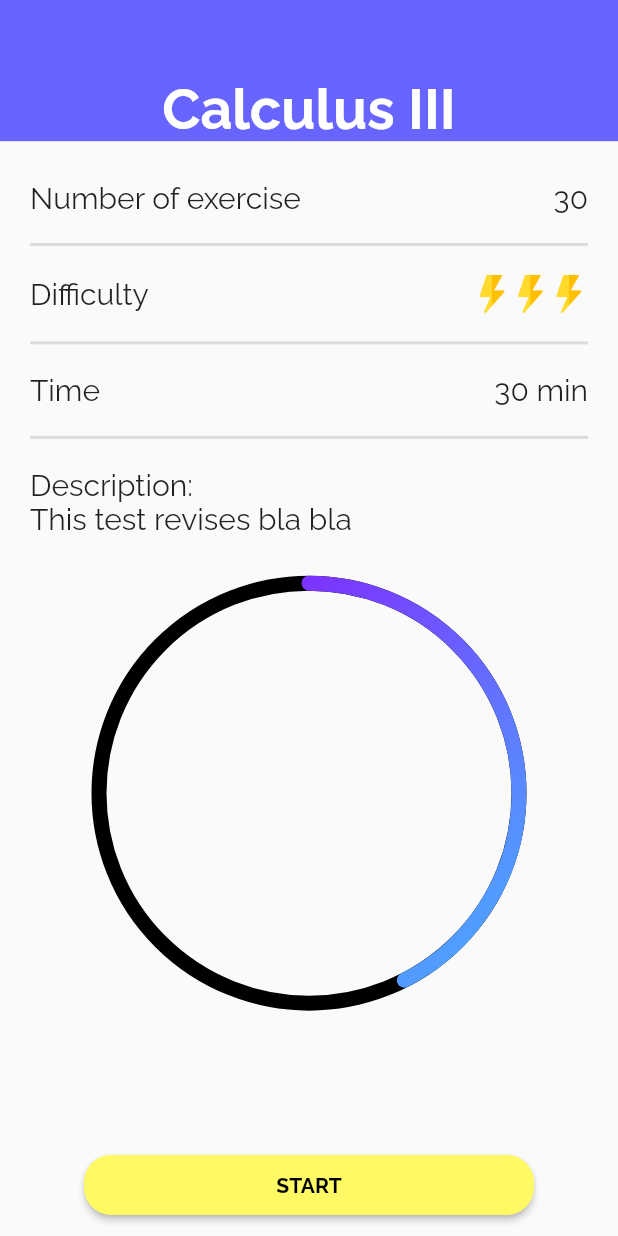
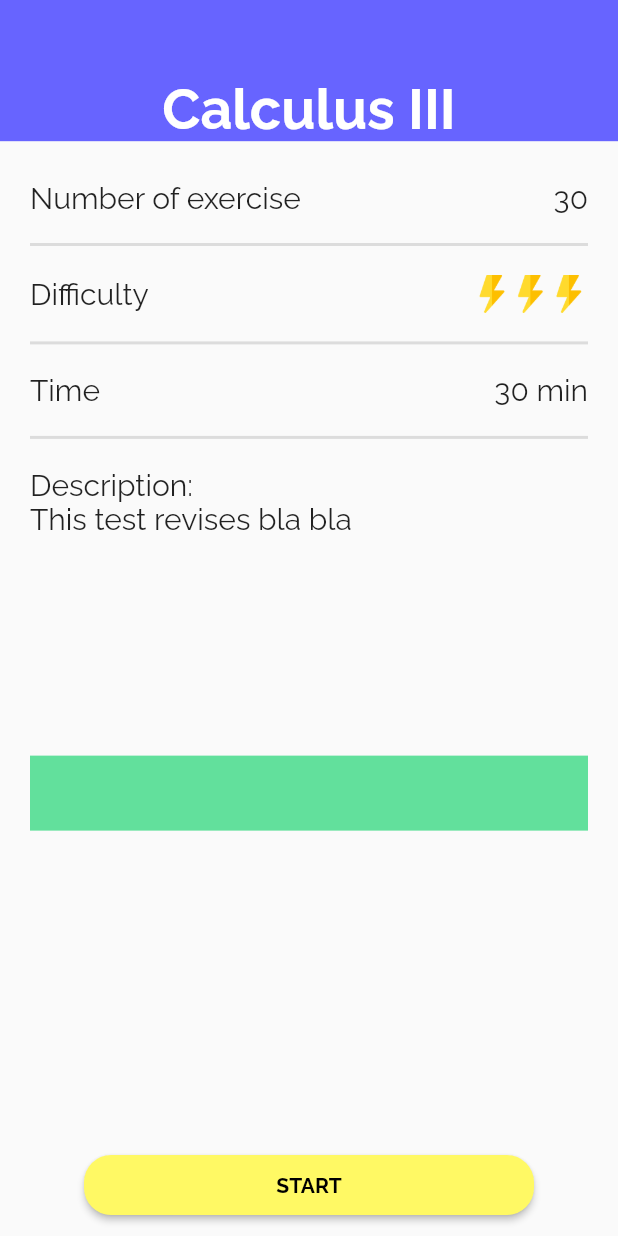
Before and after one commit to CS426FinalProject/eazylearn-frontend, a Flutter app: the TestInfoScreen screen opened directly, on a phone screen of 412 x 824 dp. Run offline on Flutter 3.47's test engine with Material 2 defaults, Android fonts, the light colour scheme and no system bars.

Commit message:
correctness added

```diff
--- a/lib/constants/color.dart
+++ b/lib/constants/color.dart
@@ -19,3 +19,6 @@ const Color green_light = Color(0x00EF99);
 
 const Color primaryColor = Color(0xFF6764FF);
 const Color secondaryColor = Color(0xFFFFF964);
+
+const Color correct = Color(0xFF62E09C);
+const Color incorrect = Color(0xFFE06262);
--- a/lib/screens/test_info_screen.dart
+++ b/lib/screens/test_info_screen.dart
@@ -1,4 +1,7 @@
+import 'dart:math';
+
 import 'package:final_cs426/constants/color.dart';
+import 'package:final_cs426/utility/correctness.dart';
 import 'package:final_cs426/utility/result_circle.dart';
 import 'package:flutter/material.dart';
 
@@ -8,6 +11,7 @@ class TestInfoScreen extends StatefulWidget {
 }
 
 class _TestInfoScreenState extends State<TestInfoScreen> {
+  List<bool> corrects = List.generate(40, (index) => Random().nextBool());
   bool init = true;
   Future sleep() async {
     await Future.delayed(const Duration(seconds: 1), () {});
@@ -97,11 +101,9 @@ class _TestInfoScreenState extends State<TestInfoScreen> {
             Expanded(
               flex: 3,
               child: Center(
-                child: ResultCircle(
-                  questionNumber: 40,
-                  corrects: 17,
-                ),
-              ),
+                  child: Correctness(
+                corrects: corrects,
+              )),
             ),
             Expanded(
                 flex: 1,
--- /dev/null
+++ b/lib/utility/correctness.dart
@@ -0,0 +1,44 @@
+import 'package:final_cs426/constants/color.dart';
+import 'package:flutter/material.dart';
+
+class Correctness extends StatelessWidget {
+  final List<bool> corrects;
+  Correctness({@required this.corrects});
+  @override
+  Widget build(BuildContext context) {
+    print("go");
+    List<int> flex = [];
+    List<Expanded> expandeds = [];
+    bool isCorrectFirst = corrects[0];
+    int count = 0;
+    for (int i = 0; i < corrects.length - 1; i++) {
+      if (corrects[i] == corrects[i + 1]) {
+        count++;
+      } else {
+        flex.add(++count);
+        count = 0;
+      }
+    }
+    flex.add(count + 1);
+    for (int i in flex) {
+      print(i);
+      expandeds.add(Expanded(
+        flex: i,
+        child: DecoratedBox(
+          decoration:
+              BoxDecoration(color: isCorrectFirst ? correct : incorrect),
+          child: SizedBox(
+            height: 50,
+          ),
+        ),
+      ));
+      isCorrectFirst = !isCorrectFirst;
+    }
+    return SizedBox(
+      width: double.infinity,
+      child: Row(
+        children: expandeds,
+      ),
+    );
+  }
+}
```
